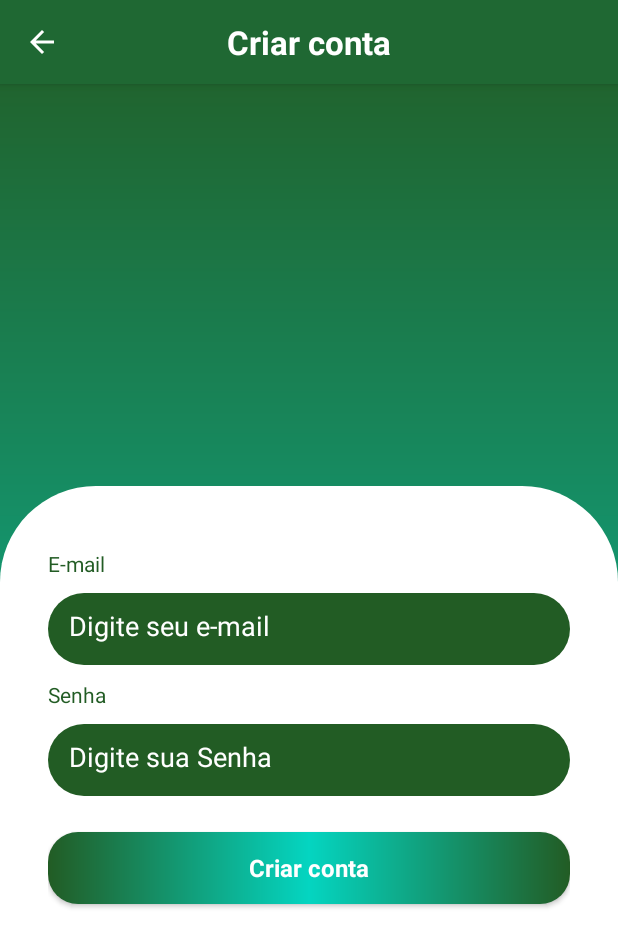
After one commit to aironsg/todoListApp, an Android app: the fragment RegisterFragment shown on its own in the app's theme, on a phone screen of 412 x 824 dp. The commit adds this screen. Shown: the top 947 px of the screen. Run offline under Robolectric (Android 15) with nearby library versions, the phone set to English and light mode, and no system bars.

Commit message:
criação de telas de login e criação de conta

```diff
--- /dev/null
+++ b/app/src/main/java/com/example/taskapp/ui/auth/RegisterFragment.kt
@@ -0,0 +1,29 @@
+package com.example.taskapp.ui.auth
+
+import android.os.Bundle
+import androidx.fragment.app.Fragment
+import android.view.LayoutInflater
+import android.view.View
+import android.view.ViewGroup
+import com.example.taskapp.R
+
+class RegisterFragment : Fragment() {
+
+
+    override fun onCreate(savedInstanceState: Bundle?) {
+        super.onCreate(savedInstanceState)
+        arguments?.let {
+
+        }
+    }
+
+    override fun onCreateView(
+        inflater: LayoutInflater, container: ViewGroup?,
+        savedInstanceState: Bundle?
+    ): View? {
+        // Inflate the layout for this fragment
+        return inflater.inflate(R.layout.fragment_register, container, false)
+    }
+
+
+}
--- /dev/null
+++ b/app/src/main/res/drawable/btn_login.xml
@@ -0,0 +1,10 @@
+<?xml version="1.0" encoding="utf-8"?>
+<shape xmlns:android="http://schemas.android.com/apk/res/android" android:shape="rectangle">
+
+    <gradient
+        android:startColor="@color/color_default"
+        android:centerColor="@color/color_details"
+        android:endColor="@color/color_default"
+       />
+    <corners android:radius="20dp"/>
+</shape>
--- /dev/null
+++ b/app/src/main/res/drawable/edit_login.xml
@@ -0,0 +1,6 @@
+<?xml version="1.0" encoding="utf-8"?>
+<shape xmlns:android="http://schemas.android.com/apk/res/android">
+
+    <corners android:radius="32dp"/>
+    <solid android:color="@color/color_default"/>
+</shape>
--- /dev/null
+++ b/app/src/main/res/drawable/edit_shape_layout.xml
@@ -0,0 +1,7 @@
+<?xml version="1.0" encoding="utf-8"?>
+<shape xmlns:android="http://schemas.android.com/apk/res/android">
+
+
+    <corners android:topLeftRadius="64dp" android:topRightRadius="64dp"/>
+    <solid android:color="@color/white"/>
+</shape>
--- a/app/src/main/res/drawable/gradiante_splash.xml
+++ b/app/src/main/res/drawable/gradiante_splash.xml
@@ -1,6 +1,7 @@
 <?xml version="1.0" encoding="utf-8"?>
 <shape xmlns:android="http://schemas.android.com/apk/res/android" android:shape="rectangle">
 
-    <gradient android:startColor="@color/color_default" android:endColor="@color/color_details" />
+    <gradient android:startColor="@color/color_default" android:endColor="@color/color_details" android:angle="100"/>
+
 
 </shape>
--- /dev/null
+++ b/app/src/main/res/drawable/ic_arrow_back.xml
@@ -0,0 +1,5 @@
+<vector android:autoMirrored="true" android:height="24dp"
+    android:tint="#FFFFFF" android:viewportHeight="24"
+    android:viewportWidth="24" android:width="24dp" xmlns:android="http://schemas.android.com/apk/res/android">
+    <path android:fillColor="@android:color/white" android:pathData="M20,11H7.83l5.59,-5.59L12,4l-8,8 8,8 1.41,-1.41L7.83,13H20v-2z"/>
+</vector>
--- /dev/null
+++ b/app/src/main/res/layout/fragment_register.xml
@@ -0,0 +1,93 @@
+<?xml version="1.0" encoding="utf-8"?>
+<androidx.constraintlayout.widget.ConstraintLayout xmlns:android="http://schemas.android.com/apk/res/android"
+    xmlns:app="http://schemas.android.com/apk/res-auto"
+    xmlns:tools="http://schemas.android.com/tools"
+    android:layout_width="match_parent"
+    android:layout_height="match_parent"
+    android:background="@drawable/gradiante_splash"
+    tools:context=".ui.auth.RegisterFragment">
+
+    <com.google.android.material.appbar.AppBarLayout
+        android:layout_width="match_parent"
+        android:layout_height="wrap_content"
+        android:background="@color/color_appBar"
+        app:layout_constraintEnd_toEndOf="parent"
+        app:layout_constraintStart_toStartOf="parent"
+        app:layout_constraintTop_toTopOf="parent">
+
+
+        <com.google.android.material.appbar.MaterialToolbar
+            android:id="@+id/toolbar"
+            android:layout_width="match_parent"
+            android:layout_height="wrap_content"
+
+            app:navigationIcon="@drawable/ic_arrow_back">
+
+            <TextView
+                android:layout_width="wrap_content"
+                android:layout_height="wrap_content"
+                android:layout_gravity="center"
+                style="@style/RegisterTheme"
+                android:text="@string/text_title_toolbar_register_fragment"
+                android:textColor="@color/white" />
+        </com.google.android.material.appbar.MaterialToolbar>
+
+    </com.google.android.material.appbar.AppBarLayout>
+
+    <LinearLayout
+        android:layout_width="match_parent"
+        android:layout_height="500dp"
+        android:background="@drawable/edit_shape_layout"
+        android:orientation="vertical"
+        android:padding="32dp"
+
+        app:layout_constraintBottom_toBottomOf="parent"
+        app:layout_constraintEnd_toEndOf="parent"
+        app:layout_constraintStart_toStartOf="parent">
+
+        <com.google.android.material.textview.MaterialTextView
+            style="@style/TextLoginTheme"
+            android:layout_width="wrap_content"
+            android:layout_height="wrap_content"
+            android:text="@string/text_email_login_fragment" />
+
+        <com.google.android.material.textfield.TextInputEditText
+            android:id="@+id/edt_email"
+            android:layout_width="match_parent"
+            android:layout_height="48dp"
+            android:background="@drawable/edit_login"
+            android:hint="@string/text_hint_email_login_fragment"
+            android:inputType="textEmailAddress"
+            android:padding="14dp"
+            android:textColorHint="@color/white" />
+
+        <com.google.android.material.textview.MaterialTextView
+            style="@style/TextLoginTheme"
+            android:layout_width="wrap_content"
+            android:layout_height="wrap_content"
+            android:text="@string/text_password_login_fragment" />
+
+        <com.google.android.material.textfield.TextInputEditText
+            android:id="@+id/edt_password"
+            android:layout_width="match_parent"
+            android:layout_height="48dp"
+            android:background="@drawable/edit_login"
+            android:hint="@string/text_hint_password_login_fragment"
+            android:inputType="textEmailAddress"
+            android:padding="14dp"
+            android:textColorHint="@color/white" />
+
+
+
+        <androidx.appcompat.widget.AppCompatButton
+            android:id="@+id/btn_login"
+            android:layout_width="match_parent"
+            android:layout_height="wrap_content"
+            android:background="@drawable/btn_login"
+            android:layout_marginTop="24dp"
+            android:text="@string/text_button_register_login_fragment"
+            style="@style/ButtonLoginTheme" />
+
+    </LinearLayout>
+
+</androidx.constraintlayout.widget.ConstraintLayout>
--- a/app/src/main/res/values/colors.xml
+++ b/app/src/main/res/values/colors.xml
@@ -1,6 +1,7 @@
 <?xml version="1.0" encoding="utf-8"?>
 <resources>
     <color name="color_default">#225C24</color>
+    <color name="color_appBar">#1f6833</color>
     <color name="color_delete">#FF4C3B</color>
     <color name="color_details">#04D5C1</color>
 
--- a/app/src/main/res/values/strings.xml
+++ b/app/src/main/res/values/strings.xml
@@ -26,7 +26,14 @@
     <!--    Login Fragment-->
     <string name="text_title_login_fragment">Login</string>
     <string name="text_button_register_login_fragment">Criar conta</string>
+    <string name="text_button_login_fragment">Entrar</string>
     <string name="text_button_recover_login_fragment">Recuperar conta</string>
+    <string name="text_email_login_fragment">E-mail</string>
+    <string name="text_password_login_fragment">Senha</string>
+    <string name="text_hint_email_login_fragment">Digite seu e-mail</string>
+    <string name="text_hint_password_login_fragment">Digite sua Senha</string>
+    <string name="text_checkbox_login_fragment">Manter Conectado</string>
+    <string name="text_register_login_fragment">Você é novo por aqui? crie sua conta</string>
 
     <!--    Register Fragment-->
     <string name="email_empty_register_fragment">Informe um e-mail válido.</string>
@@ -69,5 +76,8 @@
     <string name="text_delete_success_form_task_fragment">Tarefa removida com sucesso</string>
 
     <string name="text_toolbar_update_form_task_fragment">Editando tarefa...</string>
+    <!-- TODO: Remove or change this placeholder text -->
+    <string name="hello_blank_fragment">Hello blank fragment</string>
+    <string name="logo_aplicativo">LOGO APLICATIVO</string>
 
 </resources>
--- a/app/src/main/res/values/themes.xml
+++ b/app/src/main/res/values/themes.xml
@@ -21,6 +21,47 @@
         <item name="android:textSize">14sp</item>
     </style>
 
+    <style name="EditTextLoginTheme" parent="Theme.MaterialComponents.DayNight.NoActionBar">
+        <item name="android:background">@drawable/edit_login</item>
+        <item name="android:padding">14dp</item>
+        <item name="android:textSize">14sp</item>
+    </style>
+
+    <style name="TextLoginTheme" parent="Theme.MaterialComponents.DayNight.NoActionBar">
+        <item name="android:textColor">@color/color_default</item>
+        <item name="android:textSize">14sp</item>
+        <item name="android:layout_marginBottom">10dp</item>
+        <item name="android:layout_marginTop">10dp</item>
+    </style>
+
+    <style name="ButtonLoginTheme" parent="Theme.MaterialComponents.DayNight.NoActionBar">
+        <item name="android:textColor">@color/white</item>
+        <item name="android:textSize">16sp</item>
+        <item name="android:textStyle">bold</item>
+    </style>
+    <style name="RegisterTheme" parent="Theme.MaterialComponents.DayNight.NoActionBar">
+        <item name="android:textColor">@color/white</item>
+        <item name="android:textSize">22sp</item>
+        <item name="android:textStyle">bold</item>
+
+    </style>
+
+    <style name="TextRegisterLoginTheme" parent="Theme.MaterialComponents.DayNight.NoActionBar">
+        <item name="android:textColor">@color/color_default</item>
+        <item name="android:textSize">16sp</item>
+        <item name="android:textStyle">italic</item>
+
+    </style>
+
+    <style name="CheckBoxTheme" parent="Theme.MaterialComponents.DayNight.NoActionBar">
+        <item name="android:textColor">@color/color_default</item>
+        <item name="android:textSize">14sp</item>
+        <item name="android:textStyle">bold</item>
+
+    </style>
+
+
+
     <style name="ButtonTheme" parent="Theme.MaterialComponents.DayNight.NoActionBar">
         <item name="android:background">@drawable/bg_btn</item>
         <item name="android:textAllCaps">false</item>
```
Also changed, not shown: app/src/main/java/com/example/taskapp/ui/auth/LoginFragment.kt (added, +28 -0 lines), app/src/main/res/layout/fragment_login.xml (added, +100 -0 lines).
